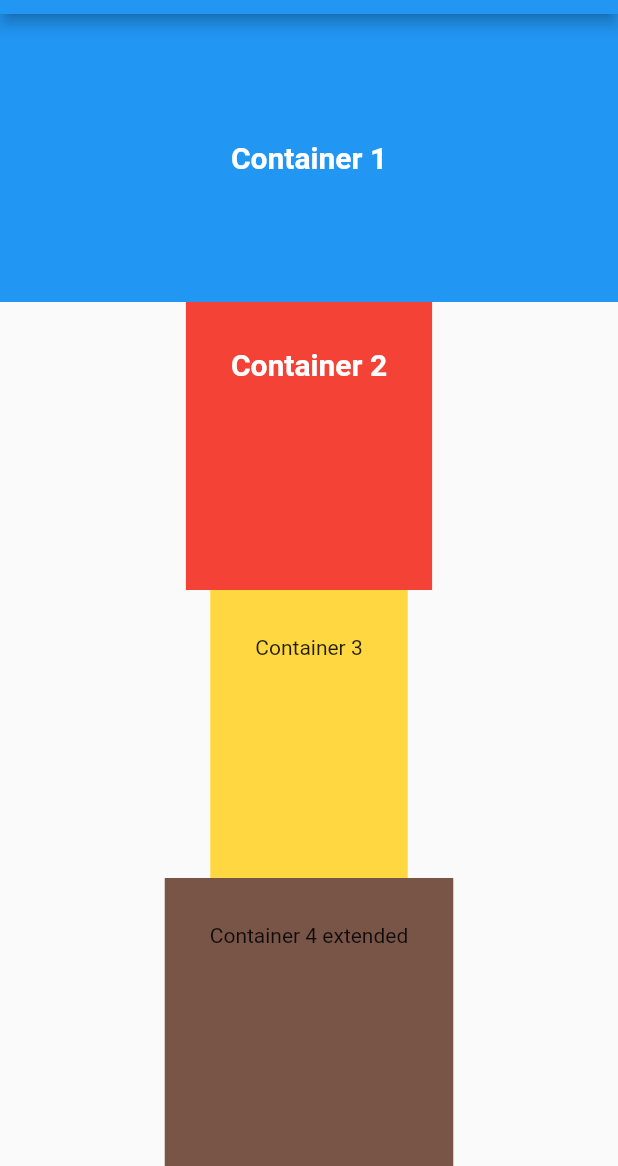
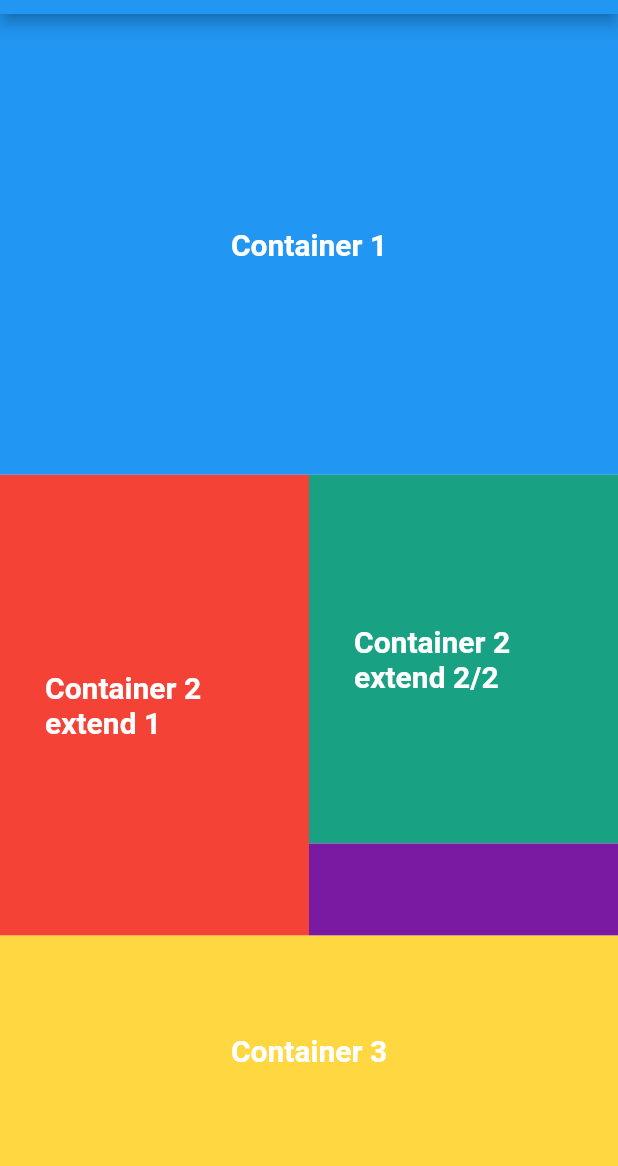
Before and after one commit to Kamranislam0123/flutter_application_basic_ui, a Flutter app: the screen it shows after launch, on a phone screen of 412 x 824 dp, the part 70-1236 px from its top. Run offline on Flutter 3.47's test engine with Material 2 defaults, Android fonts, the phone set to English and light mode, and no system bars.

Commit message:
Flex Update

```diff
--- a/lib/main.dart
+++ b/lib/main.dart
@@ -20,6 +20,7 @@ class MyApp extends StatelessWidget {
         body: Column(
           children: <Widget>[
             Expanded(
+              flex: 4,
               child: Container(
                 alignment: Alignment.center,
                 child: Text(
@@ -30,25 +31,62 @@ class MyApp extends StatelessWidget {
                 padding: EdgeInsets.all(40.0),
               ),
             ),
+            //40% of screen
             Expanded(
+                flex: 4,
+                child: Row(children: <Widget>[
+                  Expanded(
+                    flex: 5,
                     child: Container(
-                child: Text("Container 2",
-                style: ThemeStyle.containerText,),
+                      alignment: Alignment.center,
+                      child: Text(
+                        "Container 2 extend 1",
+                        style: ThemeStyle.containerText,
+                      ),
                       color: Colors.red,
                       padding: EdgeInsets.all(30.0),
                     ),
                   ),
                   Expanded(
+                      flex: 5,
+                      child: Column(
+                        children: <Widget>[
+                          Expanded(
+                            flex: 8,
                             child: Container(
-                child: Text("Container 3"),
-                color: Colors.amberAccent,
+                              alignment: Alignment.center,
+                              child: Text(
+                                "Container 2 extend 2/2",
+                                style: ThemeStyle.containerText,
+                              ),
+                              color: Color.fromARGB(255, 25, 161, 131),
                               padding: EdgeInsets.all(30.0),
                             ),
                           ),
                           Expanded(
+                            flex: 2,
                             child: Container(
-                child: Text("Container 4 extended"),
-                color: Colors.brown,
+                              alignment: Alignment.center,
+                              child: Text(
+                                "Container 2 extend 2/3",
+                                style: ThemeStyle.containerText,
+                              ),
+                              color: Color.fromARGB(255, 122, 25, 161),
+                              padding: EdgeInsets.all(30.0),
+                            ),
+                          ),
+                        ],
+                      )),
+                ])),
+            Expanded(
+              flex: 2,
+              child: Container(
+                alignment: Alignment.center,
+                child: Text(
+                  "Container 3",
+                  style: ThemeStyle.containerText,
+                ),
+                color: Colors.amberAccent,
                 padding: EdgeInsets.all(30.0),
               ),
             ),
```
Lines whose indentation alone changed are shown as unchanged.
